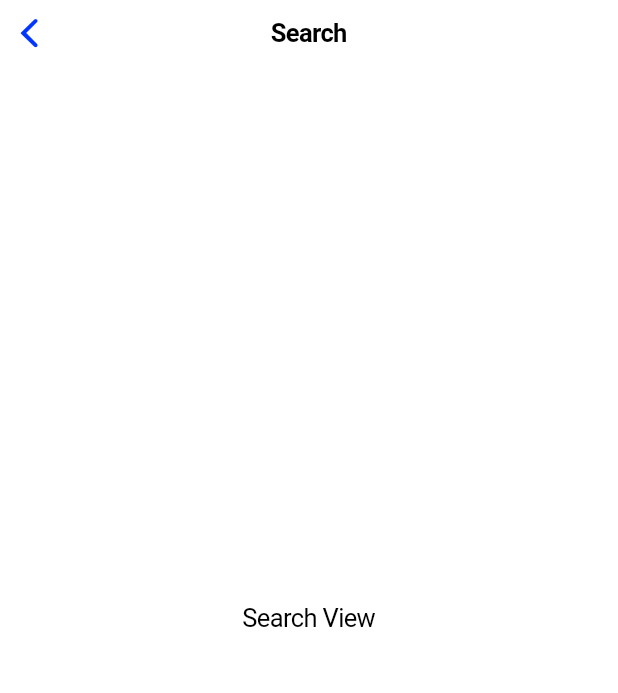
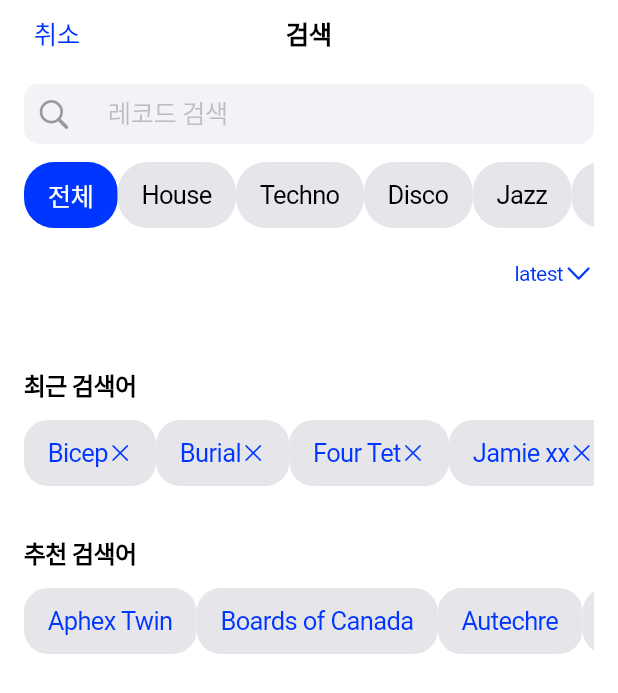
Before and after one commit to kolektt/kolektt, a Flutter app: the SearchView screen opened directly, on a phone screen of 412 x 824 dp. Shown: the top 693 px of the screen. Run offline on Flutter 3.47's test engine with Material 3 defaults, Android fonts, the phone set to English and light mode, and no system bars; our stand-ins replace audioplayers, fl_chart, modal_bottom_sheet.

Commit message:
Refactor notifications and search views
- Moved `NotificationsView` and `SearchView` to separate files.
- Implemented a new notification model with types and extensions for icons and colors.
- Updated toolbar buttons to use modal bottom sheets for search and notifications.
- Added temporary data for notifications display.
- Integrated `modal_bottom_sheet` package for improved UI.

```diff
--- /dev/null
+++ b/lib/SearchView.dart
@@ -0,0 +1,231 @@
+import 'package:flutter/cupertino.dart';
+import 'package:flutter/material.dart';
+
+final List<String> genres = ["전체", "House", "Techno", "Disco", "Jazz", "Hip-Hop"];
+
+enum SortOption { latest, popularity, priceLow, priceHigh }
+
+final primaryColor = Color(0xFF0036FF);
+
+class SearchView extends StatefulWidget {
+  @override
+  _SearchViewState createState() => _SearchViewState();
+}
+
+class _SearchViewState extends State<SearchView> {
+  String searchText = '';
+  String selectedGenre = '전체';
+  SortOption sortOption = SortOption.latest;
+
+  @override
+  Widget build(BuildContext context) {
+    return CupertinoPageScaffold(
+      navigationBar: CupertinoNavigationBar(
+        middle: Text("검색"),
+        leading: CupertinoButton(
+          padding: EdgeInsets.zero,
+          child: Text("취소"),
+          onPressed: () {
+            Navigator.of(context).pop();
+          },
+        ),
+      ),
+      child: SafeArea(
+        child: Column(
+          children: [
+            // Search Bar
+            Padding(
+              padding: const EdgeInsets.symmetric(horizontal: 16, vertical: 12),
+              child: CupertinoTextField(
+                padding: EdgeInsets.symmetric(horizontal: 16),
+                placeholder: '레코드 검색',
+                onChanged: (value) {
+                  setState(() {
+                    searchText = value;
+                  });
+                },
+                decoration: BoxDecoration(
+                  color: CupertinoColors.systemGrey6,
+                  borderRadius: BorderRadius.circular(10),
+                ),
+                prefix: Padding(
+                  padding: const EdgeInsets.all(8.0),
+                  child: Icon(CupertinoIcons.search, color: CupertinoColors.inactiveGray),
+                ),
+              ),
+            ),
+
+            // Genre Filter
+            Padding(
+              padding: const EdgeInsets.symmetric(horizontal: 16),
+              child: CupertinoScrollbar(
+                child: SingleChildScrollView(
+                  scrollDirection: Axis.horizontal,
+                  child: Row(
+                    children: genres.map((genre) {
+                      return CupertinoButton(
+                        padding: EdgeInsets.symmetric(horizontal: 16, vertical: 8),
+                        color: selectedGenre == genre ? primaryColor : CupertinoColors.systemGrey5,
+                        borderRadius: BorderRadius.circular(20),
+                        onPressed: () {
+                          setState(() {
+                            selectedGenre = genre;
+                          });
+                        },
+                        child: Text(
+                          genre,
+                          style: TextStyle(
+                            color: selectedGenre == genre ? CupertinoColors.white : CupertinoColors.black,
+                          ),
+                        ),
+                      );
+                    }).toList(),
+                  ),
+                ),
+              ),
+            ),
+
+            // Sort Options
+            Padding(
+              padding: const EdgeInsets.symmetric(horizontal: 16, vertical: 8),
+              child: Row(
+                children: [
+                  Spacer(),
+                  CupertinoButton(
+                    padding: EdgeInsets.zero,
+                    onPressed: () async {
+                      final SortOption? option = await showCupertinoModalPopup<SortOption>(
+                        context: context,
+                        builder: (BuildContext context) {
+                          return CupertinoActionSheet(
+                            title: Text("정렬 옵션"),
+                            actions: [
+                              for (SortOption option in SortOption.values)
+                                CupertinoActionSheetAction(
+                                  onPressed: () {
+                                    Navigator.pop(context, option);
+                                  },
+                                  child: Text(option.toString().split('.').last),
+                                ),
+                            ],
+                          );
+                        },
+                      );
+                      if (option != null) {
+                        setState(() {
+                          sortOption = option;
+                        });
+                      }
+                    },
+                    child: Row(
+                      children: [
+                        Text(
+                          sortOption.toString().split('.').last,
+                          style: TextStyle(fontSize: 14),
+                        ),
+                        Icon(CupertinoIcons.chevron_down),
+                      ],
+                    ),
+                  ),
+                ],
+              ),
+            ),
+            const SizedBox(height: 16),
+
+            // Search Results or Suggestions
+            if (searchText.isNotEmpty)
+              Expanded(
+                child: ListView.builder(
+                  itemCount: 10, // Replace with actual data length
+                  itemBuilder: (context, index) {
+                    return CupertinoListTile(
+                      leading: CircleAvatar(child: Icon(CupertinoIcons.music_note)),
+                      title: Text('Record Title $index'),
+                      subtitle: Text('Artist $index'),
+                      onTap: () {
+                        // Navigate to record details page
+                      },
+                    );
+                  },
+                ),
+              )
+            else
+              Expanded(
+                child: ListView(
+                  children: [
+                    Padding(
+                      padding: const EdgeInsets.symmetric(vertical: 16, horizontal: 16),
+                      child: Column(
+                        crossAxisAlignment: CrossAxisAlignment.start,
+                        children: [
+                          Padding(
+                            padding: const EdgeInsets.only(bottom: 12),
+                            child: Text("최근 검색어", style: TextStyle(fontSize: 16, fontWeight: FontWeight.bold)),
+                          ),
+                          SingleChildScrollView(
+                            scrollDirection: Axis.horizontal,
+                            child: Row(
+                              children: [
+                                for (String term in ["Bicep", "Burial", "Four Tet", "Jamie xx"])
+                                  CupertinoButton(
+                                    padding: EdgeInsets.symmetric(horizontal: 16, vertical: 8),
+                                    color: CupertinoColors.systemGrey5,
+                                    borderRadius: BorderRadius.circular(16),
+                                    onPressed: () {
+                                      setState(() {
+                                        searchText = term;
+                                      });
+                                    },
+                                    child: Row(
+                                      children: [
+                                        Text(term),
+                                        Icon(CupertinoIcons.clear, size: 16),
+                                      ],
+                                    ),
+                                  ),
+                              ],
+                            ),
+                          ),
+                        ],
+                      ),
+                    ),
+                    Padding(
+                      padding: const EdgeInsets.symmetric(vertical: 16, horizontal: 16),
+                      child: Column(
+                        crossAxisAlignment: CrossAxisAlignment.start,
+                        children: [
+                          Padding(
+                            padding: const EdgeInsets.only(bottom: 12),
+                            child: Text("추천 검색어", style: TextStyle(fontSize: 16, fontWeight: FontWeight.bold)),
+                          ),
+                          SingleChildScrollView(
+                            scrollDirection: Axis.horizontal,
+                            child: Row(
+                              children: [
+                                for (String term in ["Aphex Twin", "Boards of Canada", "Autechre", "Squarepusher"])
+                                  CupertinoButton(
+                                    padding: EdgeInsets.symmetric(horizontal: 16, vertical: 8),
+                                    color: CupertinoColors.systemGrey5,
+                                    borderRadius: BorderRadius.circular(16),
+                                    onPressed: () {
+                                      setState(() {
+                                        searchText = term;
+                                      });
+                                    },
+                                    child: Text(term),
+                                  ),
+                              ],
+                            ),
+                          ),
+                        ],
+                      ),
+                    ),
+                  ],
+                ),
+              ),
+          ],
+        ),
+      ),
+    );
+  }
+}
--- a/lib/home/home_view.dart
+++ b/lib/home/home_view.dart
@@ -1181,34 +1181,6 @@ class RecordsList extends StatelessWidget {
   }
 }
 
-class HomeToolbar extends StatelessWidget {
-  const HomeToolbar({Key? key}) : super(key: key);
-
-  @override
-  Widget build(BuildContext context) {
-    return Row(
-      children: [
-        CupertinoButton(
-          padding: EdgeInsets.zero,
-          child: Icon(CupertinoIcons.search),
-          onPressed: () {
-            showCupertinoModalPopup(
-                context: context, builder: (_) => SearchView());
-          },
-        ),
-        CupertinoButton(
-          padding: EdgeInsets.zero,
-          child: Icon(CupertinoIcons.bell),
-          onPressed: () {
-            showCupertinoModalPopup(
-                context: context, builder: (_) => NotificationsView());
-          },
-        ),
-      ],
-    );
-  }
-}
-
 class GenreTag extends StatelessWidget {
   final String text;
 
@@ -1229,28 +1201,3 @@ class GenreTag extends StatelessWidget {
     );
   }
 }
-
-// 임시 Search 및 Notifications 뷰
-class SearchView extends StatelessWidget {
-  const SearchView({Key? key}) : super(key: key);
-
-  @override
-  Widget build(BuildContext context) {
-    return CupertinoPageScaffold(
-      navigationBar: CupertinoNavigationBar(middle: Text("Search")),
-      child: Center(child: Text("Search View")),
-    );
-  }
-}
-
-class NotificationsView extends StatelessWidget {
-  const NotificationsView({Key? key}) : super(key: key);
-
-  @override
-  Widget build(BuildContext context) {
-    return CupertinoPageScaffold(
-      navigationBar: CupertinoNavigationBar(middle: Text("Notifications")),
-      child: Center(child: Text("Notifications View")),
-    );
-  }
-}
--- a/pubspec.yaml
+++ b/pubspec.yaml
@@ -19,6 +19,7 @@ dependencies:
   cached_network_image: ^3.4.1
   fl_chart: ^0.70.2
   audioplayers: ^6.2.0
+  modal_bottom_sheet: ^3.0.0
 
 flutter:
   uses-material-design: true
```
Also changed, not shown: lib/home_view.dart (+15 -29 lines), lib/notification.dart (added, +194 -0 lines), pubspec.lock, 1 other file.
